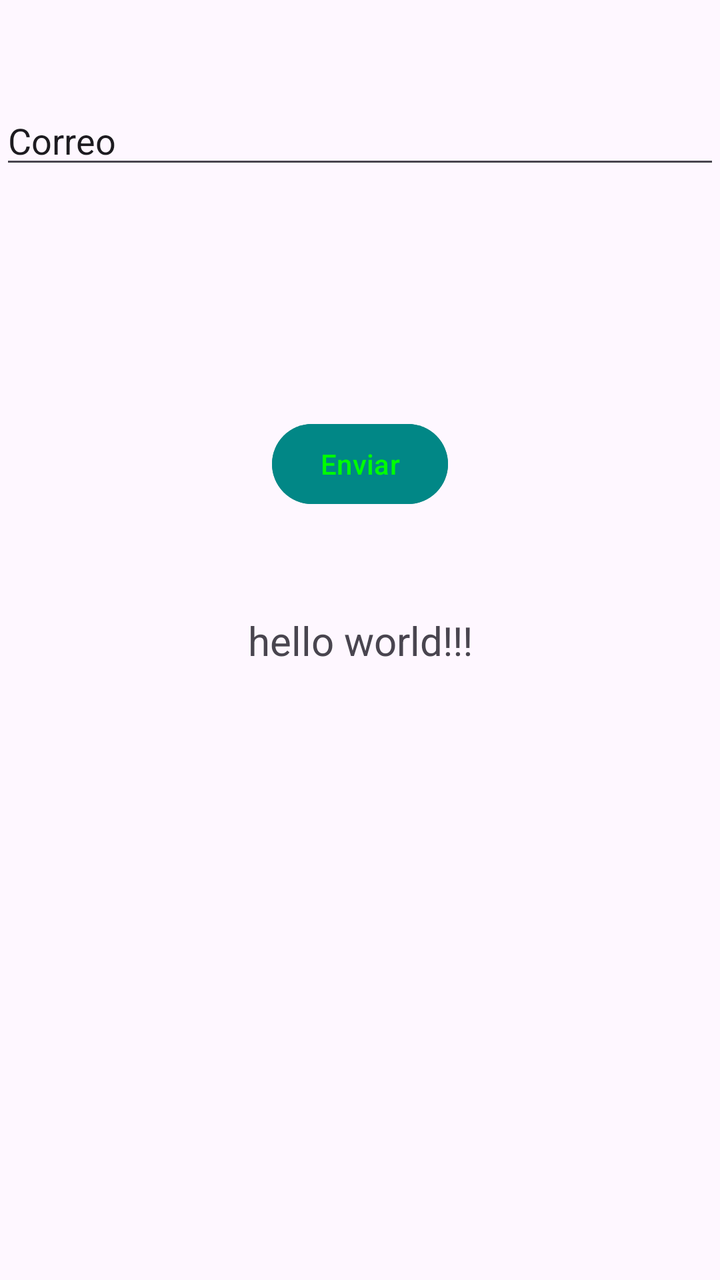
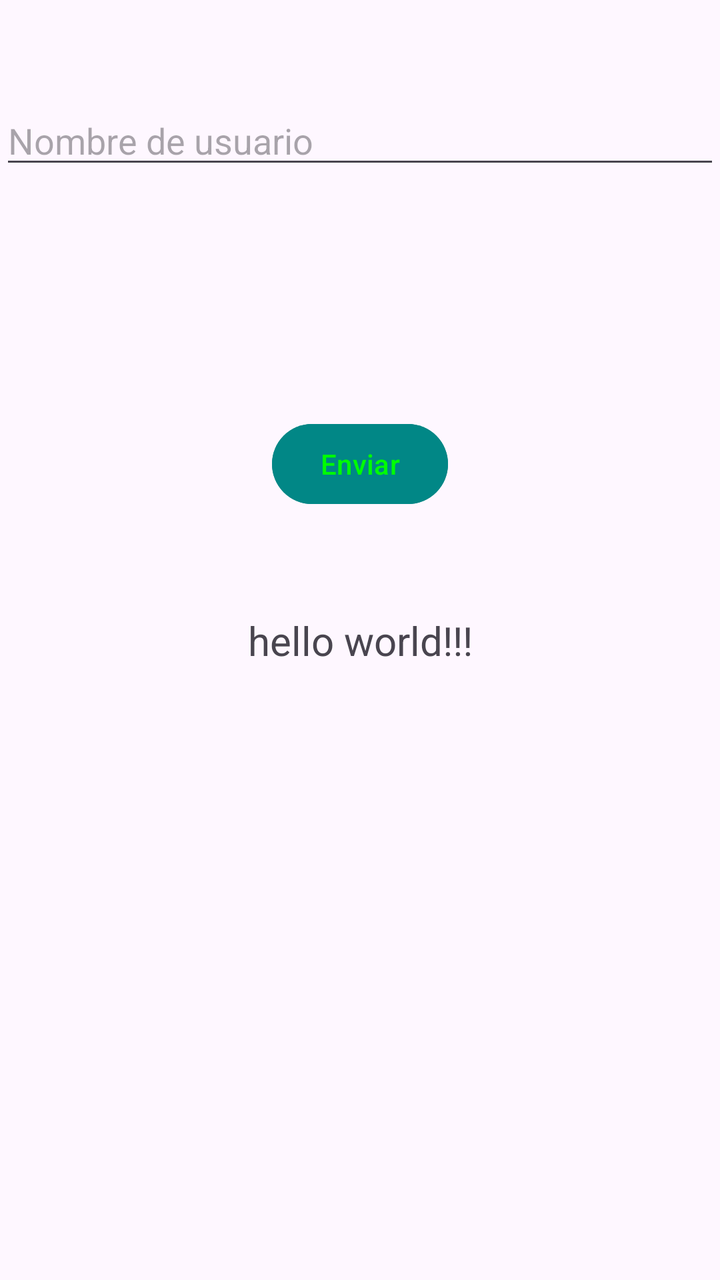

The first picture is an Android layout as it rendered before a commit; the second is the same layout after the commit. The layout source and the unified diff follow.
<!-- AndroidManifest.xml: application theme Theme.MyFirstApp -->
<!-- res/layout/activity_main.xml -->
<?xml version="1.0" encoding="utf-8"?>
<androidx.constraintlayout.widget.ConstraintLayout
    xmlns:android="http://schemas.android.com/apk/res/android"
    xmlns:app="http://schemas.android.com/apk/res-auto"
    xmlns:tools="http://schemas.android.com/tools"
    android:id="@+id/main"
    android:layout_width="match_parent"
    android:layout_height="match_parent"
    tools:context=".MainActivity">


    <TextView
        android:id="@+id/text"
        android:layout_width="wrap_content"
        android:layout_height="wrap_content"
        android:text="@string/hola_mundo"
        app:layout_constraintBottom_toBottomOf="parent"
        app:layout_constraintEnd_toEndOf="parent"
        app:layout_constraintStart_toStartOf="parent"
        app:layout_constraintTop_toTopOf="parent"
        android:textSize="20sp"/>

    <EditText
        android:id="@+id/nombre"
        android:layout_width="match_parent"
        android:layout_height="wrap_content"
        android:layout_marginTop="48dp"
        android:hint="Nombre de usuario"
        android:text="Correo"
        app:layout_constraintTop_toTopOf="parent"
        tools:layout_editor_absoluteX="0dp" />

    <Button
        android:id="@+id/boton"
        android:layout_width="wrap_content"
        android:layout_height="wrap_content"
        android:layout_marginTop="208dp"
        android:textColor="@color/green"
        android:backgroundTint="@color/design_default_color_secondary_variant"
        android:text="Enviar"
        app:layout_constraintEnd_toEndOf="parent"
        app:layout_constraintStart_toStartOf="parent"
        app:layout_constraintTop_toTopOf="parent" />

</androidx.constraintlayout.widget.ConstraintLayout>
<!-- resources referenced by this layout -->
<resources>
  <color name="green">#00ff00</color>
  <string name="hola_mundo">hello world!!!</string>
  <style name="Theme.MyFirstApp" parent="Base.Theme.MyFirstApp" />
  <style name="Base.Theme.MyFirstApp" parent="Theme.Material3.DayNight.NoActionBar">
          
          
      </style>
</resources>

<!-- the commit's change to res/layout/activity_main.xml (unified diff, before → after) -->
@@ -26,7 +26,6 @@
         android:layout_height="wrap_content"
         android:layout_marginTop="48dp"
         android:hint="Nombre de usuario"
-        android:text="Correo"
         app:layout_constraintTop_toTopOf="parent"
         tools:layout_editor_absoluteX="0dp" />
 
